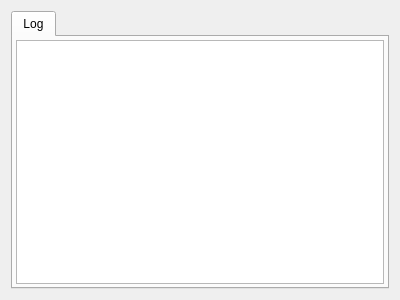
Above: app.ui from MOZGIII/prolog-app-gui before the change. Below: the same form after it.
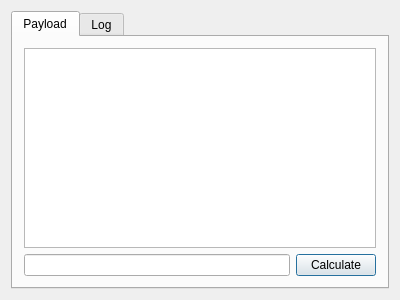
That is the form after the change.

Commit message: Implemented basic payload

What changed in the file:
```diff
--- a/app.ui
+++ b/app.ui
@@ -19,6 +19,33 @@
      <property name="currentIndex">
       <number>0</number>
      </property>
+     <widget class="QWidget" name="payloadTab">
+      <attribute name="title">
+       <string>Payload</string>
+      </attribute>
+      <layout class="QGridLayout" name="gridLayout">
+       <item row="1" column="0">
+        <widget class="QLineEdit" name="payloadInput"/>
+       </item>
+       <item row="1" column="1">
+        <widget class="QPushButton" name="payloadCalculate">
+         <property name="text">
+          <string>Calculate</string>
+         </property>
+         <property name="default">
+          <bool>true</bool>
+         </property>
+        </widget>
+       </item>
+       <item row="0" column="0" colspan="2">
+        <widget class="QPlainTextEdit" name="payloadResult">
+         <property name="readOnly">
+          <bool>true</bool>
+         </property>
+        </widget>
+       </item>
+      </layout>
+     </widget>
      <widget class="QWidget" name="log">
       <attribute name="title">
        <string>Log</string>
```
Left out of the diff: 26 changed lines with no effect on the pictures. The commit also changes 2 other files.
